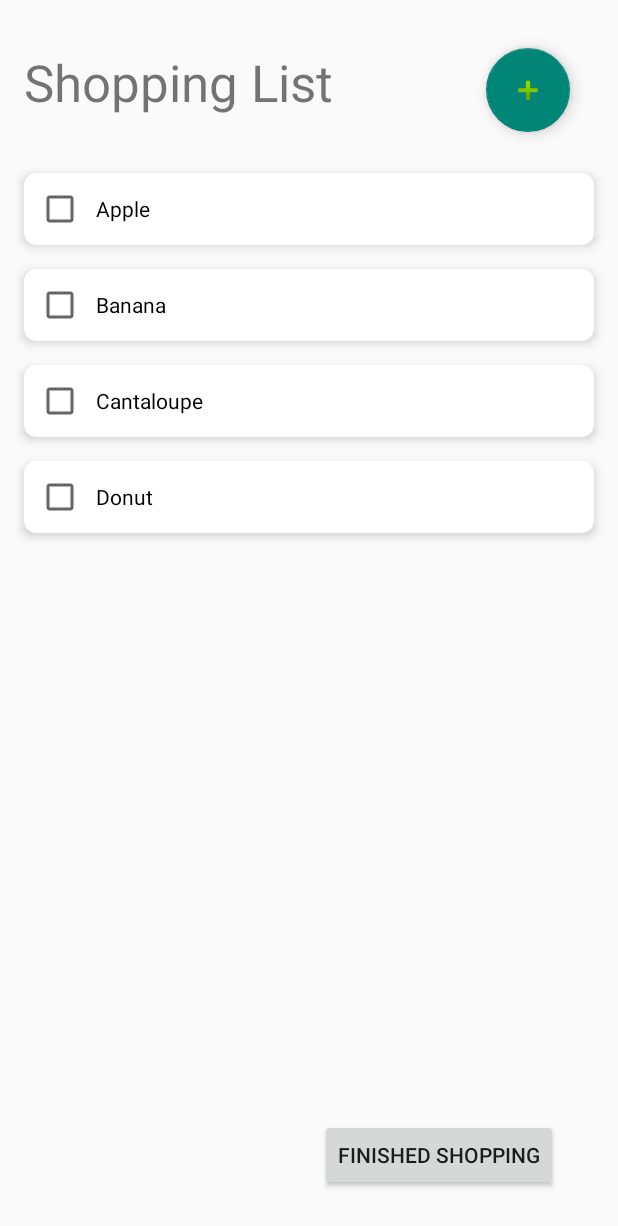
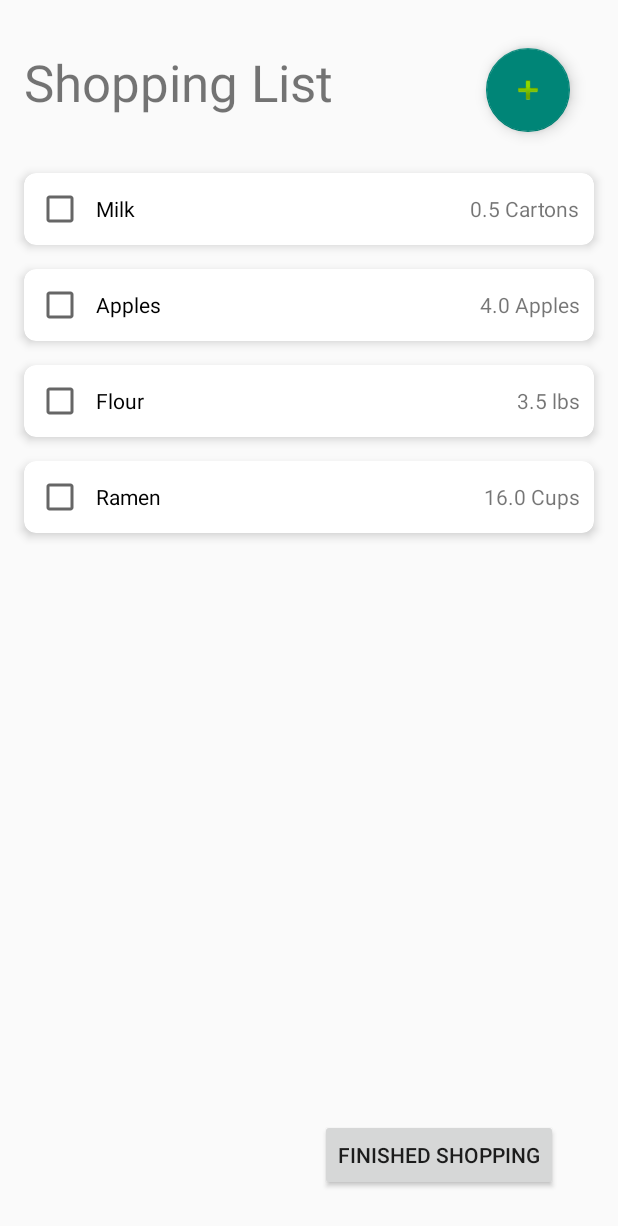
Before and after one commit to crortolf/Kitchen-Kompanion-2022-Group6, an Android app: the ShoppingList screen opened directly, with no data from a screen before it, on a phone screen of 412 x 824 dp. Shown: the top 1226 px of the screen. Run offline under Robolectric (Android 15) with nearby library versions, the phone set to English and light mode, and no system bars.

Commit message:
added quantities

```diff
--- a/app/src/main/java/com/example/kitchenkompanion/GroceryItem.java
+++ b/app/src/main/java/com/example/kitchenkompanion/GroceryItem.java
@@ -34,8 +34,7 @@ public class GroceryItem {
     public String getName() {
         return name;
     }
-
-    public boolean getStatus() {
-        return status;
-    }
+    public String getUnits() { return units; }
+    public float getAmount() { return amount; }
+    public boolean getStatus() { return status; }
 }
--- a/app/src/main/java/com/example/kitchenkompanion/RecyclerItemTouchHelper.java
+++ b/app/src/main/java/com/example/kitchenkompanion/RecyclerItemTouchHelper.java
@@ -17,7 +17,7 @@ public class RecyclerItemTouchHelper extends ItemTouchHelper.SimpleCallback {
     private ShoppingListAdapter adapter;
 
     public RecyclerItemTouchHelper(ShoppingListAdapter adapter) {
-        super(0, ItemTouchHelper.LEFT | ItemTouchHelper.RIGHT);
+        super(0, ItemTouchHelper.LEFT); // ItemTouchHelper.RIGHT for edit
         this.adapter = adapter;
     }
 
@@ -51,6 +51,7 @@ public class RecyclerItemTouchHelper extends ItemTouchHelper.SimpleCallback {
         }
         else {
             // edit grocery item
+
         }
     }
 
--- a/app/src/main/java/com/example/kitchenkompanion/ShoppingList.java
+++ b/app/src/main/java/com/example/kitchenkompanion/ShoppingList.java
@@ -40,10 +40,10 @@ public class ShoppingList extends AppCompatActivity {
         shoppingListAdapter = new ShoppingListAdapter(this);
         shoppingListRecyclerView.setAdapter(shoppingListAdapter);
 
-        shoppingList.add(new GroceryItem("Apple", "Yes", 0));
-        shoppingList.add(new GroceryItem("Banana", "Yes", 0));
-        shoppingList.add(new GroceryItem("Cantaloupe", "Yes", 0));
-        shoppingList.add(new GroceryItem("Donut", "Yes", 0));
+        shoppingList.add(new GroceryItem("Milk", "Cartons", 0.5f));
+        shoppingList.add(new GroceryItem("Apples", "Apples", 4));
+        shoppingList.add(new GroceryItem("Flour", "lbs", 3.5f));
+        shoppingList.add(new GroceryItem("Ramen", "Cups", 16));
 
         shoppingListAdapter.setGroceryItem(shoppingList);
 
--- a/app/src/main/java/com/example/kitchenkompanion/ShoppingListAdapter.java
+++ b/app/src/main/java/com/example/kitchenkompanion/ShoppingListAdapter.java
@@ -5,6 +5,7 @@ import android.view.LayoutInflater;
 import android.view.View;
 import android.view.ViewGroup;
 import android.widget.CheckBox;
+import android.widget.TextView;
 
 import androidx.recyclerview.widget.RecyclerView;
 
@@ -28,6 +29,7 @@ public class ShoppingListAdapter extends RecyclerView.Adapter<ShoppingListAdapte
         GroceryItem item = groceryList.get(position);
         holder.shoppingListItem.setText(item.getName());
         holder.shoppingListItem.setChecked(item.getStatus());
+        holder.shoppingListQuantity.setText(item.getAmount() + " " + item.getUnits());
     }
 
     public int getItemCount() {
@@ -50,10 +52,12 @@ public class ShoppingListAdapter extends RecyclerView.Adapter<ShoppingListAdapte
 
     public static class ViewHolder extends RecyclerView.ViewHolder {
         CheckBox shoppingListItem;
+        TextView shoppingListQuantity;
 
         ViewHolder(View view) {
             super(view);
             shoppingListItem = view.findViewById(R.id.shoppingListCheckBox);
+            shoppingListQuantity = view.findViewById(R.id.shoppingListQuantity);
         }
     }
 }
--- a/app/src/main/res/layout/shopping_list_layout.xml
+++ b/app/src/main/res/layout/shopping_list_layout.xml
@@ -19,6 +19,15 @@
             android:text="This is a sample grocery item."
             android:paddingStart="8dp" />
 
+        <TextView
+            android:id="@+id/shoppingListQuantity"
+            android:layout_width="wrap_content"
+            android:layout_height="wrap_content"
+            android:layout_alignParentEnd="true"
+            android:layout_marginEnd="1dp"
+            android:layout_centerInParent="true"
+            android:text="Testing" />
+
     </RelativeLayout>
 
 </androidx.cardview.widget.CardView>
```
